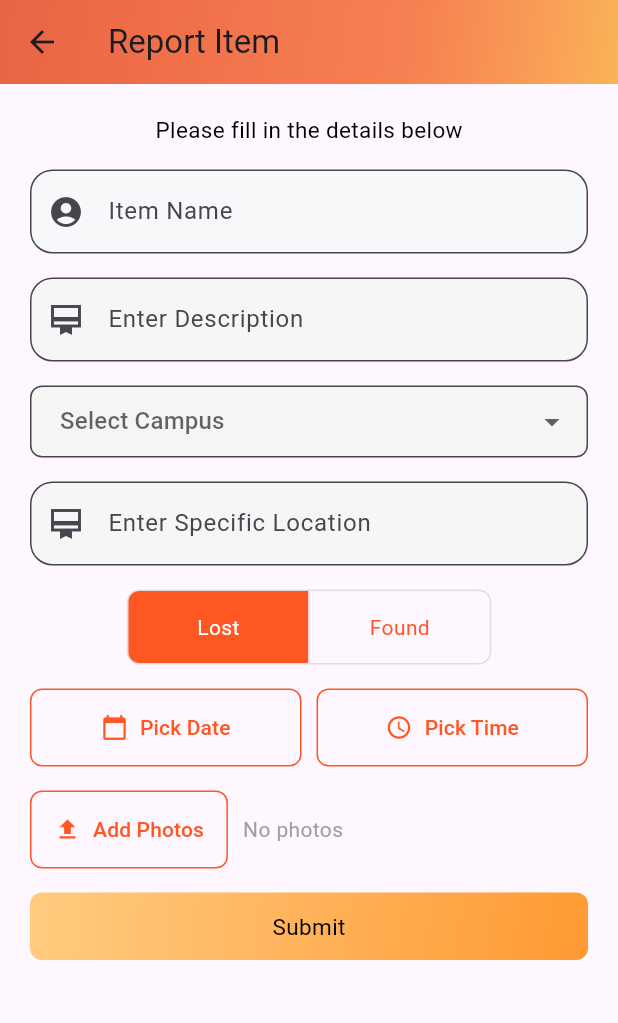
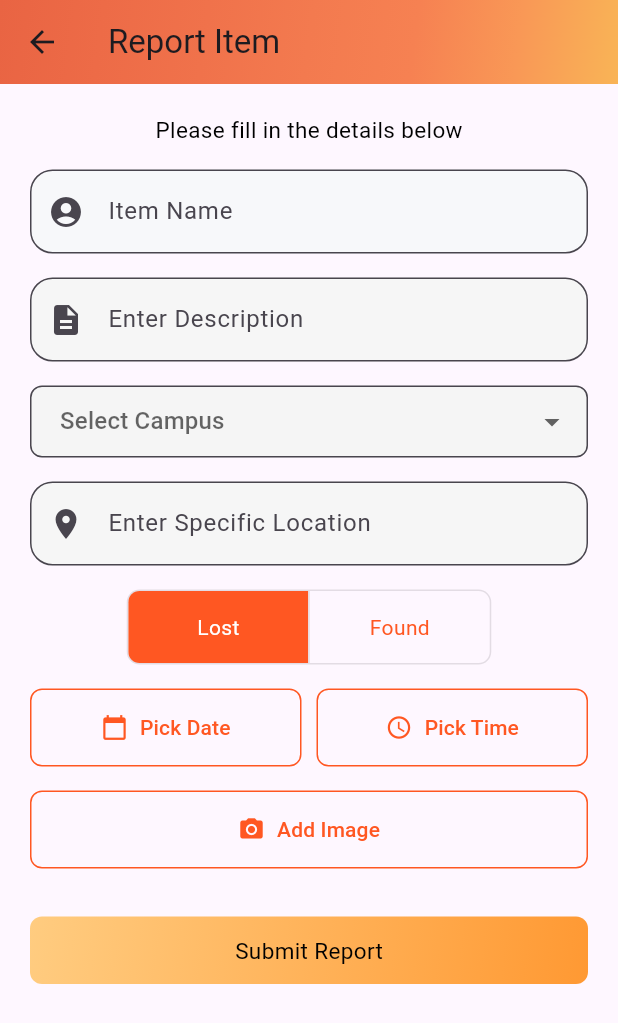
Before and after one commit to ArsalanAyaz10/UniFind, a Flutter app: the ReportitemScreen screen opened by its route, on a phone screen of 412 x 824 dp. Shown: the top 1023 px of the screen. Run offline on Flutter 3.47's test engine with Material 3 defaults, Android fonts, the phone set to English and light mode, and no system bars; our stand-ins replace bloc, cloud_firestore, firebase_auth, firebase_core, firebase_storage, flutter_bloc and 2 more; missing offline and left inert: flutter_gradient_button; accounts and stored records are empty; network calls fail.

Commit message:
item report completed (item added to db)

```diff
--- a/lib/features/item/data/data_repository.dart
+++ b/lib/features/item/data/item_repository.dart
@@ -2,14 +2,15 @@ import 'dart:io';
 import 'package:cloud_firestore/cloud_firestore.dart';
 import 'package:firebase_auth/firebase_auth.dart';
 import 'package:firebase_storage/firebase_storage.dart';
+import 'package:flutter/material.dart';
 import 'package:unifind/features/item/data/models/item_model.dart';
 
-class DataRepository {
+class ItemRepository {
   final FirebaseAuth firebaseAuth;
   final FirebaseFirestore firestore;
   final FirebaseStorage _firebaseStorage;
 
-  DataRepository(this.firebaseAuth, this.firestore, this._firebaseStorage);
+  ItemRepository(this.firebaseAuth, this.firestore, this._firebaseStorage);
 
   Future<void> addItem({
     required String name,
@@ -18,7 +19,7 @@ class DataRepository {
     required String specificLocation,
     required String category,
     required DateTime date,
-    required DateTime time,
+    required TimeOfDay time,
     required File? imageFile,
   }) async {
     // Get current user ID
--- a/lib/features/item/data/models/item_model.dart
+++ b/lib/features/item/data/models/item_model.dart
@@ -1,4 +1,5 @@
 import 'package:cloud_firestore/cloud_firestore.dart';
+import 'package:flutter/material.dart';
 
 class Item {
   final String itemId; // Firestore doc ID
@@ -11,7 +12,7 @@ class Item {
   final String imageUrl; // Image URL
   final String status;
   final DateTime date; // Date when it was lost/found
-  final DateTime time; // Time when it was lost/found
+  final TimeOfDay time; // Time when it was lost/found
 
   Item({
     required this.itemId,
@@ -39,7 +40,7 @@ class Item {
       category: data['category'] ?? '',
       imageUrl: data['imageUrl'] ?? '',
       date: (data['date'] as Timestamp).toDate(),
-      time: (data['time'] as Timestamp).toDate(),
+      time: TimeOfDay.fromDateTime((data['time'] as Timestamp).toDate()),
       status: data['status'] ?? 'active',
     );
   }
@@ -55,7 +56,10 @@ class Item {
       'category': category,
       'imageUrl': imageUrl,
       'date': Timestamp.fromDate(date),
-      'time': Timestamp.fromDate(time),
+      'time': Timestamp.fromDate(
+        DateTime(date.year, date.month, date.day, time.hour, time.minute),
+      ),
+
       'status': status,
     };
   }
--- a/lib/features/item/view/reportItem_screen.dart
+++ b/lib/features/item/view/reportItem_screen.dart
@@ -1,7 +1,10 @@
 import 'package:flutter/material.dart';
+import 'package:flutter_bloc/flutter_bloc.dart';
 import 'dart:io';
 import 'package:image_picker/image_picker.dart';
 import 'package:unifind/core/widgets/auth_button.dart';
+import 'package:unifind/features/item/bloc/item_cubit.dart';
+import 'package:unifind/features/item/bloc/item_state.dart';
 
 class ReportitemScreen extends StatelessWidget {
   const ReportitemScreen({super.key});
@@ -15,13 +18,13 @@ class ReportitemScreen extends StatelessWidget {
           decoration: const BoxDecoration(
             gradient: LinearGradient(
               colors: [
-                Color(0xFFE96443), // reddish pink
-                Color(0xFFED6B47), // red-orange
-                Color(0xFFF0724B), // soft red-orange
-                Color(0xFFF37A4F), // peach-orange
-                Color(0xFFF68152), // orange
-                Color(0xFFF99856), // light orange
-                Color(0xFFF9B456), // lightest orange
+                Color(0xFFE96443),
+                Color(0xFFED6B47),
+                Color(0xFFF0724B),
+                Color(0xFFF37A4F),
+                Color(0xFFF68152),
+                Color(0xFFF99856),
+                Color(0xFFF9B456),
               ],
               begin: Alignment.topLeft,
               end: Alignment.bottomRight,
@@ -29,7 +32,28 @@ class ReportitemScreen extends StatelessWidget {
           ),
         ),
       ),
-      body: const ReportItemUI(),
+      body: BlocListener<ItemCubit, ItemState>(
+        listener: (context, state) {
+          if (state is ItemLoading) {
+            // Show loading indicator
+            ScaffoldMessenger.of(context).showSnackBar(
+              const SnackBar(content: Text('Submitting report...')),
+            );
+          } else if (state is ItemLoaded) {
+            // Show success message
+            ScaffoldMessenger.of(context).showSnackBar(
+              const SnackBar(content: Text('Report submitted successfully!')),
+            );
+          } else if (state is ItemError) {
+            // Show error message
+            ScaffoldMessenger.of(
+              context,
+            ).showSnackBar(SnackBar(content: Text('Error: ${state.message}')));
+          }
+        },
+        child:
+            const ReportItemUI(), // This is where ReportItemUI is now inside BlocListener
+      ),
     );
   }
 }
@@ -43,9 +67,9 @@ class ReportItemUI extends StatefulWidget {
 
 class _ReportItemUIState extends State<ReportItemUI> {
   final _formKey = GlobalKey<FormState>();
-  final _itemController = TextEditingController();
-  final _typeController = TextEditingController();
-  final _markController = TextEditingController();
+  final _itemNameController = TextEditingController();
+  final _itemDescriptionController = TextEditingController();
+  final _itemLocationController = TextEditingController();
 
   DateTime? _selectedDate;
   TimeOfDay? _selectedTime;
@@ -54,7 +78,7 @@ class _ReportItemUIState extends State<ReportItemUI> {
 
   String? _selectedCampus;
   final List<String> _toggleOptions = ['Lost', 'Found'];
-  int _selectedIndex = 0; // default to 'Lost'
+  int _selectedIndex = 0;
   final List<String> _campuses = [
     '79 Campus',
     '98 Campus',
@@ -63,11 +87,12 @@ class _ReportItemUIState extends State<ReportItemUI> {
     '153 Campus',
     '154 Campus',
   ];
+
   @override
   void dispose() {
-    _itemController.dispose();
-    _typeController.dispose();
-    _markController.dispose();
+    _itemNameController.dispose();
+    _itemDescriptionController.dispose();
+    _itemLocationController.dispose();
     super.dispose();
   }
 
@@ -77,12 +102,9 @@ class _ReportItemUIState extends State<ReportItemUI> {
       child: SafeArea(
         child: Column(
           children: [
-            Column(
-              mainAxisAlignment: MainAxisAlignment.center,
-              children: [
             const SizedBox(height: 10),
             Padding(
-                  padding: const EdgeInsets.only(right: 20.0, left: 20),
+              padding: const EdgeInsets.symmetric(horizontal: 20.0),
               child: Form(
                 key: _formKey,
                 child: Column(
@@ -90,20 +112,17 @@ class _ReportItemUIState extends State<ReportItemUI> {
                     const SizedBox(height: 10),
                     const Text(
                       "Please fill in the details below",
-                          style: TextStyle(
-                            fontSize: 15,
-                            color: Color.fromARGB(255, 0, 0, 0),
-                          ),
+                      style: TextStyle(fontSize: 15, color: Colors.black),
                     ),
                     const SizedBox(height: 16),
                     TextFormField(
-                          controller: _itemController,
+                      controller: _itemNameController,
                       keyboardType: TextInputType.name,
                       decoration: InputDecoration(
                         labelText: "Item Name",
                         prefixIcon: const Icon(Icons.account_circle_sharp),
                         filled: true,
-                            fillColor: Color.fromARGB(255, 247, 248, 250),
+                        fillColor: Color(0xFFF7F8FA),
                         border: OutlineInputBorder(
                           borderRadius: BorderRadius.circular(15),
                         ),
@@ -117,21 +136,22 @@ class _ReportItemUIState extends State<ReportItemUI> {
                     ),
                     const SizedBox(height: 16),
                     TextFormField(
-                          controller: _typeController,
+                      controller: _itemDescriptionController,
                       keyboardType: TextInputType.text,
                       decoration: InputDecoration(
                         labelText: "Enter Description",
-                            prefixIcon: const Icon(Icons.card_membership_sharp),
+                        prefixIcon: const Icon(Icons.description),
                         filled: true,
-                            fillColor: const Color.fromARGB(255, 246, 246, 246),
+                        fillColor: Color(0xFFF6F6F6),
                         border: OutlineInputBorder(
                           borderRadius: BorderRadius.circular(15),
                         ),
                       ),
                       validator: (value) {
                         if (value == null || value.isEmpty) {
-                              return 'Please select valid type';
+                          return 'Please enter description';
                         }
+                        return null;
                       },
                     ),
                     const SizedBox(height: 16),
@@ -165,21 +185,22 @@ class _ReportItemUIState extends State<ReportItemUI> {
                     ),
                     const SizedBox(height: 16),
                     TextFormField(
-                          controller: _typeController,
-                          keyboardType: TextInputType.number,
+                      controller: _itemLocationController,
+                      keyboardType: TextInputType.text,
                       decoration: InputDecoration(
                         labelText: "Enter Specific Location",
-                            prefixIcon: const Icon(Icons.card_membership_sharp),
+                        prefixIcon: const Icon(Icons.location_on),
                         filled: true,
-                            fillColor: const Color.fromARGB(255, 246, 246, 246),
+                        fillColor: Color(0xFFF6F6F6),
                         border: OutlineInputBorder(
                           borderRadius: BorderRadius.circular(15),
                         ),
                       ),
                       validator: (value) {
                         if (value == null || value.isEmpty) {
-                              return 'Correct Specific Location';
+                          return 'Please enter the location';
                         }
+                        return null;
                       },
                     ),
                     const SizedBox(height: 16),
@@ -201,7 +222,7 @@ class _ReportItemUIState extends State<ReportItemUI> {
                           _toggleOptions
                               .map(
                                 (option) => SizedBox(
-                                      width: 120, // 👈 set fixed width here
+                                  width: 120,
                                   child: Center(child: Text(option)),
                                 ),
                               )
@@ -209,21 +230,15 @@ class _ReportItemUIState extends State<ReportItemUI> {
                     ),
                     const SizedBox(height: 16),
                     Row(
-                          mainAxisAlignment: MainAxisAlignment.center,
                       children: [
-                            //date picker button
                         Expanded(
                           child: OutlinedButton.icon(
                             style: OutlinedButton.styleFrom(
-                                  padding: const EdgeInsets.symmetric(
-                                    vertical: 16,
-                                  ),
+                              padding: const EdgeInsets.symmetric(vertical: 16),
                               shape: RoundedRectangleBorder(
                                 borderRadius: BorderRadius.circular(8),
                               ),
-                                  side: const BorderSide(
-                                    color: Colors.deepOrange,
-                                  ),
+                              side: const BorderSide(color: Colors.deepOrange),
                             ),
                             icon: const Icon(
                               Icons.calendar_today,
@@ -233,12 +248,10 @@ class _ReportItemUIState extends State<ReportItemUI> {
                               _selectedDate == null
                                   ? 'Pick Date'
                                   : '${_selectedDate!.day}/${_selectedDate!.month}/${_selectedDate!.year}',
-                                  style: const TextStyle(
-                                    color: Colors.deepOrange,
-                                  ),
+                              style: const TextStyle(color: Colors.deepOrange),
                             ),
                             onPressed: () async {
-                                  final DateTime? picked = await showDatePicker(
+                              final picked = await showDatePicker(
                                 context: context,
                                 initialDate: DateTime.now(),
                                 firstDate: DateTime(2000),
@@ -253,19 +266,14 @@ class _ReportItemUIState extends State<ReportItemUI> {
                           ),
                         ),
                         const SizedBox(width: 10),
-                            //time picker button
                         Expanded(
                           child: OutlinedButton.icon(
                             style: OutlinedButton.styleFrom(
-                                  padding: const EdgeInsets.symmetric(
-                                    vertical: 16,
-                                  ),
+                              padding: const EdgeInsets.symmetric(vertical: 16),
                               shape: RoundedRectangleBorder(
                                 borderRadius: BorderRadius.circular(8),
                               ),
-                                  side: const BorderSide(
-                                    color: Colors.deepOrange,
-                                  ),
+                              side: const BorderSide(color: Colors.deepOrange),
                             ),
                             icon: const Icon(
                               Icons.access_time,
@@ -275,13 +283,10 @@ class _ReportItemUIState extends State<ReportItemUI> {
                               _selectedTime == null
                                   ? 'Pick Time'
                                   : _selectedTime!.format(context),
-                                  style: const TextStyle(
-                                    color: Colors.deepOrange,
-                                  ),
+                              style: const TextStyle(color: Colors.deepOrange),
                             ),
                             onPressed: () async {
-                                  final TimeOfDay? picked =
-                                      await showTimePicker(
+                              final picked = await showTimePicker(
                                 context: context,
                                 initialTime: TimeOfDay.now(),
                               );
@@ -297,82 +302,83 @@ class _ReportItemUIState extends State<ReportItemUI> {
                     ),
                     const SizedBox(height: 16),
                     Row(
-                          crossAxisAlignment: CrossAxisAlignment.center,
                       children: [
-                            OutlinedButton.icon(
-                              onPressed: () async {
-                                final picked = await _picker.pickMultiImage();
-                                if (picked != null && picked.isNotEmpty) {
-                                  setState(() => _imageFiles.addAll(picked));
-                                }
-                              },
+                        Expanded(
+                          flex: 1,
+                          child: OutlinedButton.icon(
+                            style: OutlinedButton.styleFrom(
+                              padding: const EdgeInsets.symmetric(vertical: 16),
+                              shape: RoundedRectangleBorder(
+                                borderRadius: BorderRadius.circular(8),
+                              ),
+                              side: const BorderSide(color: Colors.deepOrange),
+                            ),
                             icon: const Icon(
-                                Icons.upload,
+                              Icons.camera_alt,
                               color: Colors.deepOrange,
                             ),
                             label: const Text(
-                                'Add Photos',
+                              'Add Image',
                               style: TextStyle(color: Colors.deepOrange),
                             ),
-                              style: OutlinedButton.styleFrom(
-                                padding: const EdgeInsets.symmetric(
-                                  vertical: 16,
-                                  horizontal: 16,
+                            onPressed: () async {
+                              final pickedFiles =
+                                  await _picker.pickMultiImage();
+                              if (pickedFiles != null) {
+                                setState(() {
+                                  _imageFiles.addAll(pickedFiles);
+                                });
+                              }
+                            },
                           ),
-                                shape: RoundedRectangleBorder(
+                        ),
+                      ],
+                    ),
+                    const SizedBox(height: 16), // Add spacing after the button
+                    if (_imageFiles.isNotEmpty)
+                      SizedBox(
+                        height: 100,
+                        child: ListView.builder(
+                          scrollDirection: Axis.horizontal,
+                          itemCount: _imageFiles.length,
+                          itemBuilder: (context, index) {
+                            final image = _imageFiles[index];
+                            return Stack(
+                              alignment: Alignment.topRight,
+                              children: [
+                                Container(
+                                  margin: const EdgeInsets.symmetric(
+                                    horizontal: 8,
+                                  ),
+                                  width: 100,
+                                  decoration: BoxDecoration(
+                                    border: Border.all(color: Colors.grey),
                                     borderRadius: BorderRadius.circular(8),
-                                ),
-                                side: const BorderSide(
-                                  color: Colors.deepOrange,
+                                    image: DecorationImage(
+                                      image: FileImage(File(image.path)),
+                                      fit: BoxFit.cover,
                                     ),
                                   ),
                                 ),
-                            const SizedBox(width: 10),
-                            Expanded(
-                              child:
-                                  _imageFiles.isNotEmpty
-                                      ? SizedBox(
-                                        height: 80,
-                                        child: ListView.separated(
-                                          scrollDirection: Axis.horizontal,
-                                          itemCount: _imageFiles.length,
-                                          separatorBuilder:
-                                              (_, __) =>
-                                                  const SizedBox(width: 8),
-                                          itemBuilder: (context, index) {
-                                            final file = _imageFiles[index];
-                                            return Stack(
-                                              alignment: Alignment.topRight,
-                                              children: [
-                                                ClipRRect(
-                                                  borderRadius:
-                                                      BorderRadius.circular(8),
-                                                  child: Image.file(
-                                                    File(file.path),
-                                                    width: 80,
-                                                    height: 80,
-                                                    fit: BoxFit.cover,
-                                                  ),
-                                                ),
-                                                GestureDetector(
-                                                  onTap:
-                                                      () => setState(
-                                                        () => _imageFiles
-                                                            .removeAt(index),
-                                                      ),
+                                Positioned(
+                                  right: 2,
+                                  top: 2,
+                                  child: GestureDetector(
+                                    onTap: () {
+                                      setState(() {
+                                        _imageFiles.removeAt(index);
+                                      });
+                                    },
                                     child: Container(
-                                                    decoration:
-                                                        const BoxDecoration(
-                                                          shape:
-                                                              BoxShape.circle,
+                                      decoration: const BoxDecoration(
+                                        shape: BoxShape.circle,
                                         color: Colors.black54,
                                       ),
-                                                    padding:
-                                                        const EdgeInsets.all(2),
                                       child: const Icon(
                                         Icons.close,
-                                                      size: 16,
                                         color: Colors.white,
+                                        size: 18,
+                                      ),
                                     ),
                                   ),
                                 ),
@@ -380,19 +386,37 @@ class _ReportItemUIState extends State<ReportItemUI> {
                             );
                           },
                         ),
-                                      )
-                                      : const Text(
-                                        'No photos',
-                                        style: TextStyle(color: Colors.grey),
-                                      ),
-                            ),
-                          ],
                       ),
                     const SizedBox(height: 16),
                     CustomButton(
-                          text: "Submit",
+                      text: 'Submit Report',
                       onPressed: () {
-                            if (_formKey.currentState!.validate()) {}
+                        if (_formKey.currentState!.validate()) {
+                          if (_imageFiles.isNotEmpty) {
+                            // Use the first image from the selected list
+                            context.read<ItemCubit>().addItem(
+                              name: _itemNameController.text.trim(),
+                              description:
+                                  _itemDescriptionController.text.trim(),
+                              campus: _selectedCampus!,
+                              specificLocation:
+                                  _itemLocationController.text.trim(),
+                              category: _toggleOptions[_selectedIndex],
+                              date: _selectedDate!,
+                              time: _selectedTime!,
+                              imageFile: File(
+                                _imageFiles.first.path,
+                              ), // Use the first image
+                            );
+                          } else {
+                            // Handle case when no image is selected
+                            ScaffoldMessenger.of(context).showSnackBar(
+                              const SnackBar(
+                                content: Text('Please select an image'),
+                              ),
+                            );
+                          }
+                        }
                       },
                     ),
                   ],
@@ -401,8 +425,6 @@ class _ReportItemUIState extends State<ReportItemUI> {
             ),
           ],
         ),
-          ],
-        ),
       ),
     );
   }
```
Also changed, not shown: lib/app.dart (+13 -1 lines), lib/features/item/bloc/item_cubit.dart (added, +40 -0 lines). Lines whose indentation alone changed are shown as unchanged.
